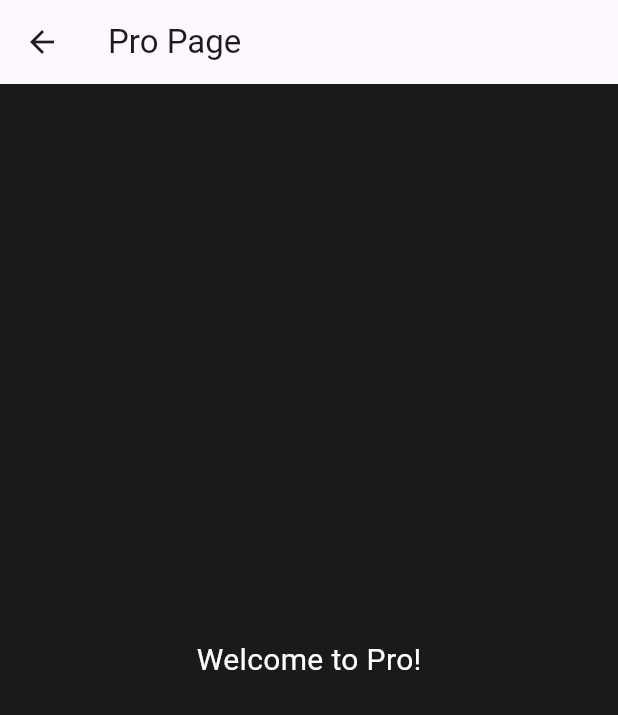
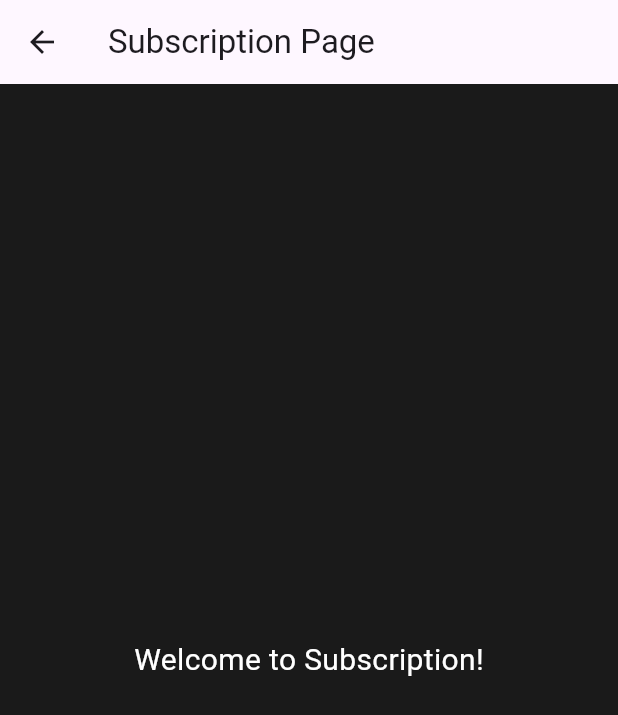
Before and after one commit to Vuong30102001/ai_retouch, a Flutter app: the screen it shows after launch, after a tap on "PRO", on a phone screen of 412 x 824 dp. Shown: the top 715 px of the screen. Run offline on Flutter 3.47's test engine with Material 3 defaults, Android fonts, the phone set to English and light mode, and no system bars; our stand-ins replace bloc, equatable, flutter_bloc, flutter_screenutil, stroke_text.

Commit message:
Update banner1 with button use state management-cubit

```diff
--- a/lib/features/banner_1/presentation/widget/banner_1_image.dart
+++ b/lib/features/banner_1/presentation/widget/banner_1_image.dart
@@ -6,25 +6,11 @@ class Banner1Image extends StatelessWidget {
 
   @override
   Widget build(BuildContext context) {
-    return Positioned(
-      top: 115.14.w,
-      left: 144.w,
-      child: Transform.rotate(
-        angle: degreeToRadian(-6.64),
-        child: ClipRRect(
-          borderRadius: BorderRadius.circular(8),
-          child: Image.asset(
-              'assets/images/image_banner_1.png',
-              width: 105.w,
-              height: 129.w,
-              fit: BoxFit.cover,
-            ),
-          ),
-        ),
+    return Image.asset(
+      'assets/images/banner_1_image.png',
+      width: 335.w,
+      height: 250.w,
+      fit: BoxFit.cover,
     );
   }
 }
-
-double degreeToRadian(double degree) {
-  return degree * (3.14159265359 / 180);
-}
--- a/lib/features/banner_1/presentation/widget/banner_1_widget.dart
+++ b/lib/features/banner_1/presentation/widget/banner_1_widget.dart
@@ -1,4 +1,6 @@
 import 'package:ai_retouch/features/banner_1/presentation/widget/banner_1_image.dart';
+import 'package:ai_retouch/features/banner_1/presentation/widget/banner_button.dart';
+import 'package:ai_retouch/features/banner_1/presentation/widget/banner_text.dart';
 import 'package:flutter/material.dart';
 import 'package:flutter_screenutil/flutter_screenutil.dart';
 
@@ -15,22 +17,17 @@ class Banner1Widget extends StatelessWidget {
           child: Container(
             width: 335.w,
             height: 250.w,
-            decoration: const BoxDecoration(
-              gradient: LinearGradient(
-                colors: [
-                  Color(0xFFFFFFFF),
-                  Color(0xFF737373),
-                ],
-                begin: Alignment.topCenter,
-                end: Alignment.bottomCenter,
-              )
+            decoration: BoxDecoration(
+              borderRadius: BorderRadius.circular(8),
             ),
-            child: Stack(
+            child: const Stack(
               children: [
                 Banner1Image(),
+                BannerText(),
+                BannerButton(),
               ],
-            ),
-          ),
+            )
+          )
         )
       ],
     );
--- /dev/null
+++ b/lib/features/banner_1/presentation/widget/banner_button.dart
@@ -0,0 +1,55 @@
+import 'package:flutter/material.dart';
+import 'package:flutter_bloc/flutter_bloc.dart';
+import 'package:flutter_screenutil/flutter_screenutil.dart';
+import 'package:stroke_text/stroke_text.dart';
+import '../bloc/cubit/enhance_photo_cubit.dart';
+
+class BannerButton extends StatelessWidget {
+  const BannerButton({super.key});
+
+  @override
+  Widget build(BuildContext context) {
+    return Positioned(
+      top: 134.w,
+      left: 12.w,
+      child: GestureDetector(
+        onTap: () {
+          context.read<EnhancePhotoCubit>().navigatorToPage(context, 'enhance');
+        },
+        child: Container(
+            width: 100.w,
+            height: 32.w,
+            decoration: BoxDecoration(
+              borderRadius: BorderRadius.circular(40),
+              gradient: LinearGradient(
+                colors: [
+                  Color(0xFFE3DCFF),
+                  Color(0xFFFFFFFF),
+                ],
+                begin: Alignment.topCenter,
+                end: Alignment.bottomCenter,
+              ),
+            ),
+            child: Padding(
+              padding: EdgeInsets.only(
+                top: 9.w,
+                left: 28.w,
+              ),
+              child: SizedBox(
+                width: 47.w,
+                height: 14.w,
+                child: StrokeText(
+                  text: 'Try Now',
+                  textStyle: TextStyle(
+                      color: Colors.black,
+                      fontSize: 12.sp,
+                      fontFamily: 'BeckyTahlia'
+                  ),
+                ),
+              ),
+            )
+        ),
+      )
+    );
+  }
+}
--- /dev/null
+++ b/lib/features/banner_1/presentation/widget/banner_text.dart
@@ -0,0 +1,34 @@
+import 'package:flutter/material.dart';
+import 'package:flutter_screenutil/flutter_screenutil.dart';
+import 'package:stroke_text/stroke_text.dart';
+
+
+class BannerText extends StatelessWidget {
+  const BannerText({super.key});
+
+  @override
+  Widget build(BuildContext context) {
+    return
+      Padding(
+        padding: EdgeInsets.only(
+          top: 80.w,
+          left: 12.w,
+        ),
+      child: SizedBox(
+        width: 158.w,
+        height: 44.w,
+        child: StrokeText(
+          text: 'Enhance your photo quality',
+          textStyle: TextStyle(
+            color: Colors.black,
+            fontFamily: 'BeckyTahlia',
+            fontSize: 18.sp,
+            fontWeight: FontWeight.bold,
+          ),
+          strokeColor: Colors.white.withOpacity(0.5),
+          strokeWidth: 0.5,
+        ),
+      ),
+    );
+  }
+}
--- /dev/null
+++ b/lib/features/pro_button/presentation/bloc/cubit/subscription_cubit.dart
@@ -0,0 +1,19 @@
+import 'package:ai_retouch/features/pro_button/presentation/bloc/state/subscription_state.dart';
+import 'package:ai_retouch/features/supscription/presentation/widget/subscription_widget.dart';
+import 'package:flutter/material.dart';
+import 'package:flutter_bloc/flutter_bloc.dart';
+
+class SubscriptionCubit extends Cubit<SubscriptionState>{
+  SubscriptionCubit() : super(const SubscriptionState());
+
+  void navigatorToPage(BuildContext context, String page){
+    emit(state.copyWith(isLoading: true));
+    if(page == 'subscription'){
+      Navigator.push(
+          context,
+          MaterialPageRoute(builder: (context) => const SubscriptionWidget()),
+      );
+    }
+    emit(state.copyWith(isLoading: false));
+  }
+}
--- a/lib/features/pro_button/presentation/widget/pro_button_widget.dart
+++ b/lib/features/pro_button/presentation/widget/pro_button_widget.dart
@@ -1,7 +1,8 @@
-import 'package:ai_retouch/core/routing/app_router.dart';
+import 'package:ai_retouch/features/pro_button/presentation/bloc/cubit/subscription_cubit.dart';
 import 'package:ai_retouch/features/pro_button/presentation/widget/pro_image.dart';
 import 'package:ai_retouch/features/pro_button/presentation/widget/pro_text.dart';
 import 'package:flutter/material.dart';
+import 'package:flutter_bloc/flutter_bloc.dart';
 import 'package:flutter_screenutil/flutter_screenutil.dart';
 
 class ProButtonWidget extends StatelessWidget {
@@ -13,7 +14,9 @@ class ProButtonWidget extends StatelessWidget {
       top: 56.w,
       left: 235.w,
       child: GestureDetector(
-        onTap: () => AppRouter.navigatorToProPage(context),
+        onTap: () {
+          context.read<SubscriptionCubit>().navigatorToPage(context, 'subscription');
+        },
         child: Container(
           width: 78.w,
           height: 32.w,
--- /dev/null
+++ b/lib/features/supscription/presentation/widget/subscription_widget.dart
@@ -0,0 +1,18 @@
+import 'package:flutter/material.dart';
+
+class SubscriptionWidget extends StatelessWidget {
+  const SubscriptionWidget({super.key});
+
+  @override
+  Widget build(BuildContext context) {
+    return Scaffold(
+      appBar: AppBar(title: const Text("Subscription Page")),
+      body: const Center(
+        child: Text(
+          "Welcome to Subscription!",
+          style: TextStyle(fontSize: 20, color: Colors.white),
+        ),
+      ),
+    );
+  }
+}
--- a/lib/main.dart
+++ b/lib/main.dart
@@ -1,9 +1,24 @@
+import 'package:ai_retouch/features/pro_button/presentation/bloc/cubit/subscription_cubit.dart';
 import 'package:flutter/material.dart';
+import 'package:flutter_bloc/flutter_bloc.dart';
 import 'package:flutter_screenutil/flutter_screenutil.dart';
 import 'features/home/presentation/screen/home_screen.dart';
+import 'features/banner_1/presentation/bloc/cubit/enhance_photo_cubit.dart';
 
 void main() {
-  runApp(const MyApp());
+  runApp(
+    MultiBlocProvider(
+        providers: [
+          BlocProvider<SubscriptionCubit>(
+            create: (context) => SubscriptionCubit(),
+          ),
+          BlocProvider<EnhancePhotoCubit>(
+              create: (context) => EnhancePhotoCubit()
+          )
+        ],
+        child: const MyApp(),
+    )
+  );
 }
 
 class MyApp extends StatelessWidget {
--- a/pubspec.yaml
+++ b/pubspec.yaml
@@ -43,6 +43,7 @@ dependencies:
   provider: ^6.1.2
   gap: ^3.0.1
   flutter_screenutil: ^5.9.3
+  stroke_text: ^0.0.3
 
 dev_dependencies:
   flutter_test:
@@ -63,7 +64,7 @@ flutter:
   assets:
     - assets/images/pro.png
     - assets/images/Vector.png
-    - assets/images/image_banner_1.png
+    - assets/images/banner_1_image.png
   fonts:
     - family: PlusJakartaSans
       fonts:
@@ -71,4 +72,7 @@ flutter:
     - family: PlusJakartaSans-Italic
       fonts:
         - asset: assets/fonts/PlusJakartaSans-Italic-VariableFont_wght.ttf
+    - family: BeckyTahlia
+      fonts:
+        - asset: assets/fonts/BeckyTahlia-MP6r.ttf
   uses-material-design: true
```
Also changed, not shown: lib/features/banner_1/presentation/bloc/cubit/enhance_photo_cubit.dart (added, +23 -0 lines), lib/features/banner_1/presentation/bloc/state/enhance_photo_state.dart (added, +23 -0 lines), lib/features/enhance_photo/presentation/widget/enhance_photo_widget.dart (added, +18 -0 lines), lib/features/pro_button/presentation/bloc/state/subscription_state.dart (added, +23 -0 lines), assets/fonts/BeckyTahlia-MP6r.ttf (added), assets/images/banner_1_image.png (added), assets/images/image_banner_1.png (deleted), lib/core/routing/app_router.dart (line endings or trailing spaces), pubspec.lock.
